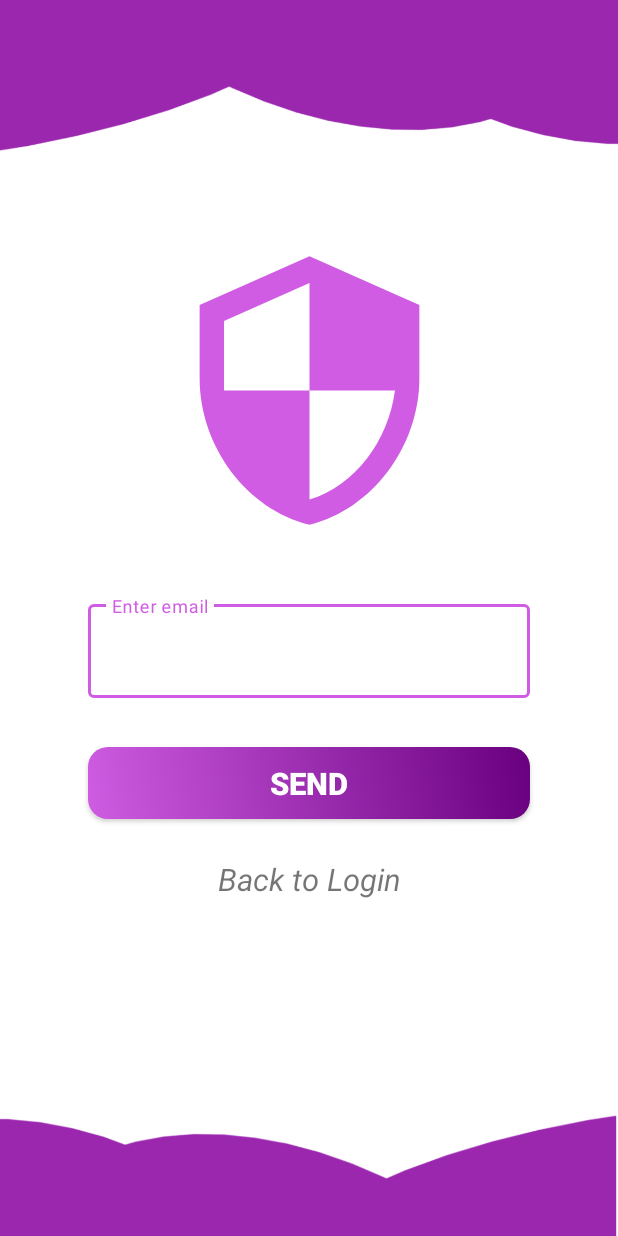
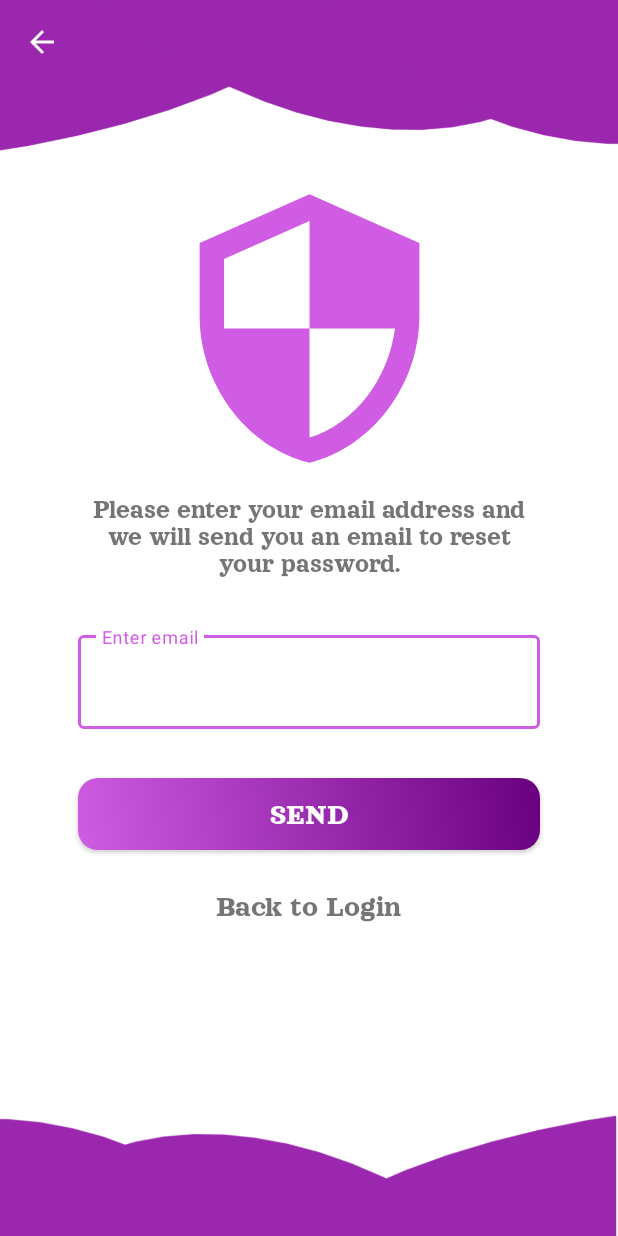
Before and after one commit to kuya32/Stop-N-Shop, an Android app: the ForgotPasswordActivity screen opened directly, with no data from a screen before it, on a phone screen of 412 x 824 dp. Run offline under Robolectric (Android 15) with nearby library versions, the phone set to English and light mode, and no system bars; our stand-ins replace Firebase (no records; nobody signed in at launch, a user with empty details on screens opened directly), sdp/ssp sizes; 1 statement that could not run was skipped.

Commit message:
Added the functionality for the user to reset their password and updated the user model to include a gender property.

```diff
--- a/app/src/main/java/com/macode/stopnshop/model/User.kt
+++ b/app/src/main/java/com/macode/stopnshop/model/User.kt
@@ -13,10 +13,12 @@ data class User (
     var image: String = "",
     var phone: String = "",
     var location: String = "",
+    var gender: String = "",
     var fcmToken: String = "",
     var status: String = "Online"
 ): Parcelable {
     constructor(parcel: Parcel) : this(
+        parcel.readString()!!,
         parcel.readString()!!,
         parcel.readString()!!,
         parcel.readString()!!,
@@ -40,6 +42,7 @@ data class User (
         parcel.writeString(image)
         parcel.writeString(phone)
         parcel.writeString(location)
+        parcel.writeString(gender)
         parcel.writeString(fcmToken)
         parcel.writeString(status)
     }
--- a/app/src/main/java/com/macode/stopnshop/view/activities/ForgotPasswordActivity.kt
+++ b/app/src/main/java/com/macode/stopnshop/view/activities/ForgotPasswordActivity.kt
@@ -1,12 +1,58 @@
 package com.macode.stopnshop.view.activities
 
+import android.content.Intent
+import android.graphics.Color
+import android.graphics.drawable.ColorDrawable
 import androidx.appcompat.app.AppCompatActivity
 import android.os.Bundle
+import android.os.Handler
+import android.os.Looper
+import androidx.appcompat.widget.Toolbar
 import com.macode.stopnshop.R
+import com.macode.stopnshop.databinding.ActivityForgotPasswordBinding
 
-class ForgotPasswordActivity : AppCompatActivity() {
+class ForgotPasswordActivity : BaseActivity() {
+
+    private var binding: ActivityForgotPasswordBinding? = null
+
     override fun onCreate(savedInstanceState: Bundle?) {
         super.onCreate(savedInstanceState)
-        setContentView(R.layout.activity_forgot_password)
+        binding = ActivityForgotPasswordBinding.inflate(layoutInflater)
+        setContentView(binding!!.root)
+
+        setUpToolbar()
+
+        binding!!.forgotPasswordButton.setOnClickListener {
+            val email = binding!!.forgotPasswordEmailEditInput.text.toString()
+            if (email.isEmpty() || !email.contains("@") || !email.contains(".")) {
+                showError(binding!!.forgotPasswordEmailInput, "Please enter a valid email!")
+            } else {
+                firebaseAuth.sendPasswordResetEmail(email).addOnSuccessListener {
+                    showErrorSnackBar("Please check your email!", false)
+                    Handler(Looper.getMainLooper()).postDelayed({
+                        finish()
+                    }, 1000)
+                }.addOnFailureListener {
+                    showErrorSnackBar("Email does not match our records!", true)
+                }
+            }
+        }
+
+        binding!!.backToLogin.setOnClickListener {
+            startActivity(Intent(this@ForgotPasswordActivity, LoginActivity::class.java))
+            finish()
+        }
+    }
+
+    private fun setUpToolbar() {
+        val toolbar = findViewById<Toolbar>(R.id.forgotPasswordToolbar)
+        setSupportActionBar(toolbar)
+        supportActionBar?.setDisplayHomeAsUpEnabled(true)
+        supportActionBar?.title = ""
+        supportActionBar?.setHomeAsUpIndicator(R.drawable.back_white)
+        supportActionBar?.setBackgroundDrawable(ColorDrawable(Color.TRANSPARENT))
+        toolbar.setNavigationOnClickListener {
+            onBackPressed()
+        }
     }
 }
--- a/app/src/main/java/com/macode/stopnshop/view/activities/RegisterActivity.kt
+++ b/app/src/main/java/com/macode/stopnshop/view/activities/RegisterActivity.kt
@@ -4,6 +4,8 @@ import android.content.Intent
 import android.graphics.Color
 import android.graphics.drawable.ColorDrawable
 import android.os.Bundle
+import android.os.Handler
+import android.os.Looper
 import android.util.Log
 import androidx.appcompat.widget.Toolbar
 import com.google.firebase.auth.FirebaseUser
@@ -102,7 +104,10 @@ class RegisterActivity : BaseActivity() {
                         user.firstName = firstName
                         user.lastName = lastName
                         user.email = email
-                        fireStoreClass.registerUser(this@RegisterActivity, user)
+                        Handler(Looper.getMainLooper()).postDelayed({
+                            fireStoreClass.registerUser(this@RegisterActivity, user)
+                        }, 1500)
+
                     } else {
                         Log.e("Registration", "Registration failure", task.exception)
                         showErrorSnackBar(task.exception!!.message.toString(), true)
--- a/app/src/main/res/layout/activity_forgot_password.xml
+++ b/app/src/main/res/layout/activity_forgot_password.xml
@@ -7,43 +7,63 @@
     android:background="@drawable/background_2"
     tools:context=".view.activities.ForgotPasswordActivity">
 
+    <include
+        android:id="@+id/forgotPasswordToolbar"
+        layout="@layout/main_toolbar"
+        app:layout_constraintEnd_toEndOf="parent"
+        app:layout_constraintStart_toStartOf="parent"
+        app:layout_constraintTop_toTopOf="parent" />
+
     <ImageView
         android:id="@+id/forgotPasswordImage"
         android:layout_width="@dimen/_150sdp"
         android:layout_height="@dimen/_150sdp"
-        android:layout_marginTop="@dimen/_125sdp"
+        android:layout_marginTop="@dimen/_50sdp"
         android:src="@drawable/security"
         android:contentDescription="@string/image"
         app:layout_constraintEnd_toEndOf="parent"
         app:layout_constraintStart_toStartOf="parent"
-        app:layout_constraintTop_toTopOf="parent" />
+        app:layout_constraintTop_toBottomOf="@+id/forgotPasswordToolbar" />
+
+    <com.macode.stopnshop.utilities.SNSTextView
+        android:id="@+id/forgotPasswordMessage"
+        android:layout_width="0dp"
+        android:layout_height="wrap_content"
+        android:gravity="center"
+        android:text="@string/forgotPasswordMessage"
+        android:textSize="@dimen/_14sdp"
+        android:layout_marginTop="@dimen/_10sdp"
+        android:layout_marginStart="@dimen/_40sdp"
+        android:layout_marginEnd="@dimen/_40sdp"
+        android:textStyle="italic"
+        app:layout_constraintEnd_toEndOf="parent"
+        app:layout_constraintStart_toStartOf="parent"
+        app:layout_constraintTop_toBottomOf="@+id/forgotPasswordImage" />
 
     <com.google.android.material.textfield.TextInputLayout
         android:id="@+id/forgotPasswordEmailInput"
+        style="@style/Widget.MaterialComponents.TextInputLayout.OutlinedBox"
         android:layout_width="0dp"
         android:layout_height="wrap_content"
-        android:layout_marginStart="@dimen/_45sdp"
-        android:layout_marginTop="@dimen/_30sdp"
-        android:layout_marginEnd="@dimen/_45sdp"
+        android:layout_marginTop="@dimen/_25sdp"
         android:textColorHint="@color/primaryLightColor"
+        app:boxStrokeColor="@color/primaryLightColor"
         app:hintTextColor="@color/primaryLightColor"
-        app:boxStrokeColor="@color/primaryLightColor"
-        app:layout_constraintStart_toStartOf="parent"
-        app:layout_constraintEnd_toEndOf="parent"
-        app:layout_constraintTop_toBottomOf="@+id/forgotPasswordImage"
-        style="@style/Widget.MaterialComponents.TextInputLayout.OutlinedBox">
+        app:layout_constraintEnd_toEndOf="@+id/forgotPasswordMessage"
+        app:layout_constraintStart_toStartOf="@+id/forgotPasswordMessage"
+        app:layout_constraintTop_toBottomOf="@+id/forgotPasswordMessage">
 
         <com.google.android.material.textfield.TextInputEditText
             android:id="@+id/forgotPasswordEmailEditInput"
             android:layout_width="match_parent"
             android:layout_height="wrap_content"
+            android:hint="@string/enterEmail"
             android:inputType="textEmailAddress"
-            android:hint="@string/enterEmail"
-            android:textSize="@dimen/_16sdp"
-            android:textColor="@color/primaryLightColor" />
+            android:textColor="@color/primaryLightColor"
+            android:textSize="@dimen/_16sdp" />
     </com.google.android.material.textfield.TextInputLayout>
 
-    <androidx.appcompat.widget.AppCompatButton
+    <com.macode.stopnshop.utilities.SNSButton
         android:id="@+id/forgotPasswordButton"
         android:layout_width="0dp"
         android:layout_height="wrap_content"
@@ -57,7 +77,7 @@
         app:layout_constraintStart_toStartOf="@+id/forgotPasswordEmailInput"
         app:layout_constraintTop_toBottomOf="@+id/forgotPasswordEmailInput" />
 
-    <TextView
+    <com.macode.stopnshop.utilities.SNSTextView
         android:id="@+id/backToLogin"
         android:layout_width="wrap_content"
         android:layout_height="wrap_content"
@@ -69,5 +89,4 @@
         app:layout_constraintStart_toStartOf="@+id/forgotPasswordButton"
         app:layout_constraintTop_toBottomOf="@+id/forgotPasswordButton" />
 
-
 </androidx.constraintlayout.widget.ConstraintLayout>
--- a/app/src/main/res/values/strings.xml
+++ b/app/src/main/res/values/strings.xml
@@ -18,8 +18,6 @@
     <string name="left">Left</string>
     <string name="center">Center</string>
     <string name="right">Right</string>
-    <!-- TODO: Remove or change this placeholder text -->
-    <string name="hello_blank_fragment">Hello blank fragment</string>
     <string name="welcome">Welcome!</string>
     <string name="thankYou">Thank you for joining and creating an account.</string>
     <string name="appTitle">Stop N Shop</string>
@@ -32,4 +30,5 @@
     <string name="enterEmail">Enter email</string>
     <string name="send">Send</string>
     <string name="backToLogin">Back to Login</string>
+    <string name="forgotPasswordMessage">Please enter your email address and we will send you an email to reset your password.</string>
 </resources>
```
